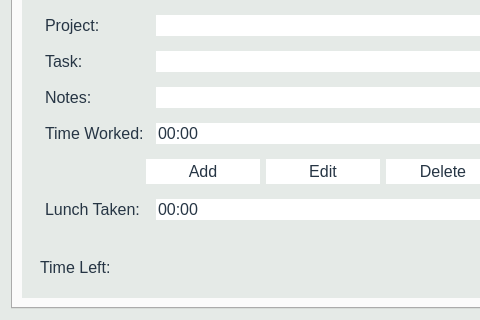
The window that Source/Time-Track/shifteditform.ui (joshuawootonn/time-track) describes before a commit, drawn with Qt 5; both pictures show x 0 to 480 and y 173 to 493 of the 1048 by 493 pixel window.
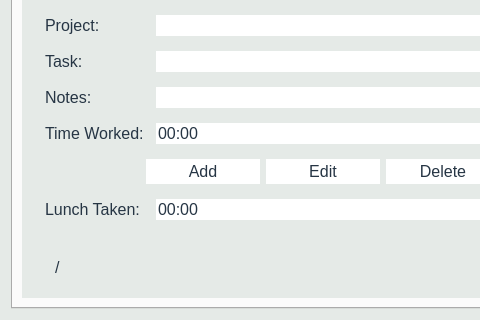
The same window after the commit. The open tabs and pages were chosen to show the change.

Commit message: Fixed ShiftEditForm with a better time allocation indicator

The edit to the form file:
```diff
--- a/Source/Time-Track/shifteditform.ui
+++ b/Source/Time-Track/shifteditform.ui
@@ -559,10 +559,17 @@
           <item>
            <widget class="QWidget" name="bottom" native="true">
             <layout class="QHBoxLayout" name="horizontalLayout_2">
+             <item>
+              <widget class="QLabel" name="timeAllocated">
+               <property name="text">
+                <string/>
+               </property>
+              </widget>
+             </item>
              <item>
               <widget class="QLabel" name="label">
                <property name="text">
-                <string>Time Left:</string>
+                <string>/</string>
                </property>
               </widget>
              </item>
```
Left out of the diff: 4 changed lines with no effect on the pictures. The commit also changes 7 other files.
